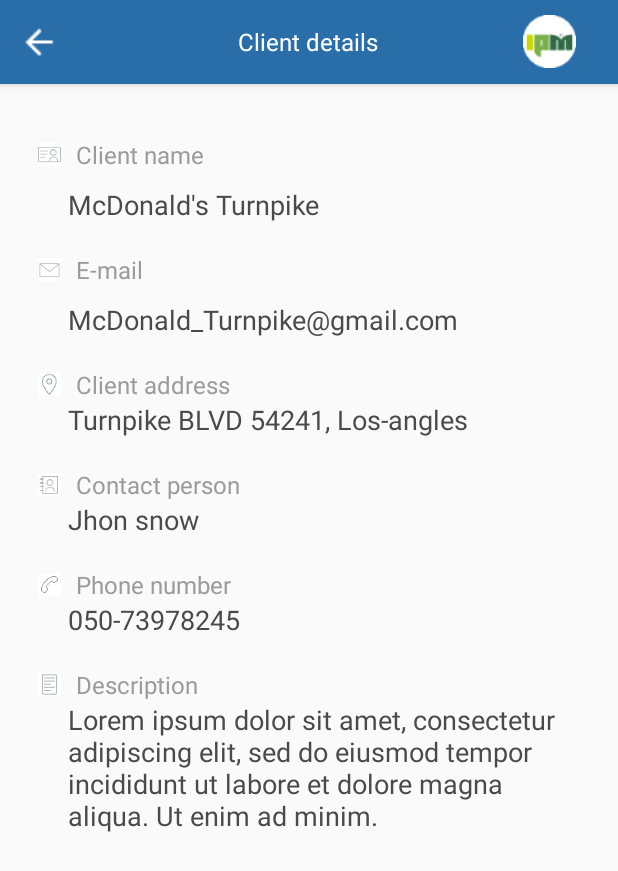
After one commit to shukyisme/android-Ipm_1_7, an Android app: the ClientDetailsActivity screen opened directly, with no data from a screen before it, on a phone screen of 412 x 824 dp. The commit adds this screen. Shown: the top 871 px of the screen. Run offline under Robolectric (Android 15) with nearby library versions, the phone set to English and light mode, and no system bars; our stand-ins replace ButterKnife.

Commit message:
Client details activity

```diff
--- /dev/null
+++ b/app/src/main/java/me/kwik/square/ClientDetailsActivity.java
@@ -0,0 +1,45 @@
+package me.kwik.square;
+
+import android.os.Bundle;
+import android.widget.TextView;
+
+import butterknife.BindView;
+import butterknife.ButterKnife;
+import me.kwik.data.IpmClient;
+
+public class ClientDetailsActivity extends BaseActivity {
+
+    @BindView(R.id.client_details_activity_client_name_TextView)    TextView mClientNameTextView;
+    @BindView(R.id.client_details_activity_client_email_TextView)   TextView mClientEmailTextView;
+    @BindView(R.id.client_details_activity_address_TextView)        TextView mClientAddressTextView;
+    @BindView(R.id.client_details_activity_contact_person_TextView) TextView mContactPersonTextView;
+    @BindView(R.id.client_details_activity_phone_number_TextView)   TextView mPhoneNumberTextView;
+    @BindView(R.id.client_details_activity_description_TextView)    TextView mDescriptionTextView;
+
+    private Application mApp;
+    private String                  mClientId;
+
+    @Override
+    protected void onCreate(Bundle savedInstanceState) {
+        super.onCreate(savedInstanceState);
+        setContentView(R.layout.activity_client_details);
+        mActionBarTitle.setText("Client details");
+        ButterKnife.bind(this);
+        mApp = (Application)getApplication();
+        mClientId = getIntent().getStringExtra("client");
+
+        if(mClientId == null || mClientId.trim().length() == 0){
+            showOneButtonErrorDialog("","Unknown Error, please go back and try again");
+        }else {
+
+            IpmClient client = mApp.getClient(mClientId);
+
+            mClientNameTextView.setText(client.getName());
+            mClientEmailTextView.setText(client.getEmail());
+            mClientAddressTextView.setText("No address for now");
+            mContactPersonTextView.setText(client.getContactName());
+            mPhoneNumberTextView.setText(client.getPhone());
+            mDescriptionTextView.setText(client.getDescription());
+        }
+    }
+}
--- a/app/src/main/java/me/kwik/square/ClientOverviewActivity.java
+++ b/app/src/main/java/me/kwik/square/ClientOverviewActivity.java
@@ -35,6 +35,9 @@
     @BindView(R.id.fab)
     ImageButton mFab;
 
+    @BindView(R.id.client_overview_activity_client_details_three_dots_TextView)
+    TextView mClientDetailsThreeDotsTextView;
+
     private Application             mApp;
     private String                  mClientName;
     private TrapsArrayAdapter       mTrapsAdapter;
@@ -71,6 +74,15 @@
 
         mAddNewTrapLinearLayout.setOnClickListener( mOnAddNewTrapClick);
         mFab.setOnClickListener(mOnAddNewTrapClick);
+
+        mClientDetailsThreeDotsTextView.setOnClickListener(new View.OnClickListener() {
+            @Override
+            public void onClick(View v) {
+                Intent i = new Intent(ClientOverviewActivity.this,ClientDetailsActivity.class);
+                i.putExtra("client",mClientId);
+                startActivity(i);
+            }
+        });
     }
 
     @Override
--- /dev/null
+++ b/app/src/main/res/layout/activity_client_details.xml
@@ -0,0 +1,172 @@
+<?xml version="1.0" encoding="utf-8"?>
+<ScrollView
+    xmlns:android="http://schemas.android.com/apk/res/android"
+    xmlns:tools="http://schemas.android.com/tools"
+    android:fillViewport="true"
+    android:id="@+id/activity_ipm_login"
+    android:layout_width="match_parent"
+    android:layout_height="match_parent">
+    <RelativeLayout
+        android:layout_width="match_parent"
+        android:layout_height="match_parent"
+        android:paddingBottom="@dimen/activity_vertical_margin"
+        android:paddingLeft="25dp"
+        android:paddingRight="25dp"
+        android:paddingTop="@dimen/activity_vertical_margin"
+        tools:context="me.kwik.square.IpmLoginActivity">
+
+        <LinearLayout
+            android:id="@+id/client_details_activity_client_name_layout"
+            android:layout_width="match_parent"
+            android:layout_height="wrap_content"
+            android:layout_marginTop="20dp"
+            android:orientation="vertical">
+            <TextView
+                android:layout_width="match_parent"
+                android:layout_height="wrap_content"
+                android:text="@string/ipm_login_activity_client_name"
+                android:textColor="@color/manatee"
+                android:textSize="@dimen/client_details_labels_text_size"
+                android:drawableStart="@drawable/client_name"
+                android:drawablePadding="10dp"/>
+            <TextView
+                android:id="@+id/client_details_activity_client_name_TextView"
+                android:layout_width="match_parent"
+                android:layout_height="wrap_content"
+                android:textColor="@color/outerspace"
+                android:textSize="@dimen/client_details_values_text_size"
+                android:paddingTop="10dp"
+                android:layout_marginStart="20dp"
+                android:text="McDonald's Turnpike"/>
+        </LinearLayout>
+
+        <LinearLayout
+            android:id="@+id/client_details_activity_client_email_layout"
+            android:layout_width="match_parent"
+            android:layout_height="wrap_content"
+            android:layout_marginTop="20dp"
+            android:orientation="vertical"
+            android:layout_below="@+id/client_details_activity_client_name_layout">
+            <TextView
+                android:layout_width="match_parent"
+                android:layout_height="wrap_content"
+                android:text="E-mail"
+                android:textSize="@dimen/client_details_labels_text_size"
+                android:textColor="@color/manatee"
+                android:drawableStart="@drawable/email_v2"
+                android:drawablePadding="10dp"/>
+            <TextView
+                android:id="@+id/client_details_activity_client_email_TextView"
+                android:layout_width="match_parent"
+                android:layout_height="wrap_content"
+                android:textColor="@color/outerspace"
+                android:paddingTop="10dp"
+                android:layout_marginStart="20dp"
+                android:text="McDonald_Turnpike@gmail.com"
+                android:textSize="@dimen/client_details_values_text_size"/>
+        </LinearLayout>
+
+        <LinearLayout
+            android:id="@+id/client_details_activity_address_layout"
+            android:layout_width="match_parent"
+            android:layout_height="wrap_content"
+            android:orientation="vertical"
+            android:layout_marginTop="20dp"
+            android:layout_below="@+id/client_details_activity_client_email_layout">
+            <TextView
+                android:layout_width="match_parent"
+                android:layout_height="wrap_content"
+                android:text="Client address"
+                android:textSize="@dimen/client_details_labels_text_size"
+                android:textColor="@color/manatee"
+                android:drawableStart="@drawable/rectangle_51"
+                android:drawablePadding="10dp"/>
+            <TextView
+                android:id="@+id/client_details_activity_address_TextView"
+                android:layout_width="match_parent"
+                android:layout_height="wrap_content"
+                android:layout_marginStart="20dp"
+                android:textColor="@color/outerspace"
+                android:text="Turnpike BLVD 54241, Los-angles"
+                android:textSize="@dimen/client_details_values_text_size"/>
+        </LinearLayout>
+
+        <LinearLayout
+            android:id="@+id/client_details_activity_contact_person_LinearLayout"
+            android:layout_width="match_parent"
+            android:layout_height="wrap_content"
+            android:orientation="vertical"
+            android:layout_marginTop="20dp"
+            android:layout_below="@+id/client_details_activity_address_layout">
+            <TextView
+                android:layout_width="match_parent"
+                android:layout_height="wrap_content"
+                android:textColor="@color/manatee"
+                android:text="Contact person"
+                android:textSize="@dimen/client_details_labels_text_size"
+                android:drawableStart="@drawable/contact_person"
+                android:drawablePadding="10dp"/>
+            <TextView
+                android:id="@+id/client_details_activity_contact_person_TextView"
+                android:layout_width="match_parent"
+                android:layout_height="wrap_content"
+                android:layout_marginStart="20dp"
+                android:textColor="@color/outerspace"
+                android:text="Jhon snow"
+                android:textSize="@dimen/client_details_values_text_size"/>
+        </LinearLayout>
+
+        <LinearLayout
+            android:id="@+id/client_details_activity_phone_number_layout"
+            android:layout_width="match_parent"
+            android:layout_height="wrap_content"
+            android:orientation="vertical"
+            android:layout_marginTop="20dp"
+            android:layout_below="@+id/client_details_activity_contact_person_LinearLayout">
+            <TextView
+                android:layout_width="match_parent"
+                android:layout_height="wrap_content"
+                android:text="Phone number"
+                android:textColor="@color/manatee"
+                android:textSize="@dimen/client_details_labels_text_size"
+                android:drawableStart="@drawable/phone_number"
+                android:drawablePadding="10dp"/>
+            <TextView
+                android:id="@+id/client_details_activity_phone_number_TextView"
+                android:layout_width="match_parent"
+                android:layout_height="wrap_content"
+                android:layout_marginStart="20dp"
+                android:textColor="@color/outerspace"
+                android:text="050-73978245"
+                android:textSize="@dimen/client_details_values_text_size"
+                />
+        </LinearLayout>
+
+        <LinearLayout
+            android:id="@+id/client_details_activity_description_layout"
+            android:layout_width="match_parent"
+            android:layout_height="wrap_content"
+            android:orientation="vertical"
+            android:layout_marginTop="20dp"
+            android:layout_below="@+id/client_details_activity_phone_number_layout">
+            <TextView
+                android:layout_width="match_parent"
+                android:layout_height="wrap_content"
+                android:text="Description"
+                android:textColor="@color/manatee"
+                android:textSize="@dimen/client_details_labels_text_size"
+                android:drawableStart="@drawable/rectangle_4"
+                android:drawablePadding="10dp"/>
+            <TextView
+                android:id="@+id/client_details_activity_description_TextView"
+                android:layout_width="match_parent"
+                android:layout_height="wrap_content"
+                android:textColor="@color/outerspace"
+                android:text="Lorem ipsum dolor sit amet, consectetur adipiscing elit, sed do eiusmod tempor incididunt ut labore et dolore magna aliqua. Ut enim ad minim."
+                android:layout_marginStart="20dp"
+                android:textSize="@dimen/client_details_values_text_size"
+                />
+        </LinearLayout>
+
+    </RelativeLayout>
+</ScrollView>
--- a/app/src/main/res/layout/activity_client_overview.xml
+++ b/app/src/main/res/layout/activity_client_overview.xml
@@ -92,6 +92,7 @@
                 android:gravity="center_vertical|start" />
 
             <TextView
+                android:id="@+id/client_overview_activity_client_details_three_dots_TextView"
                 android:layout_width="0dp"
                 android:layout_height="40dp"
                 android:layout_weight="1"
--- a/app/src/main/res/values/dimens.xml
+++ b/app/src/main/res/values/dimens.xml
@@ -9,4 +9,6 @@
     <dimen name="design_navigation_icon_size">18dp</dimen>
     <dimen name="design_navigation_icon_padding">18dp</dimen>
     <dimen name="text_view_17BC10B16746497A8CE1A57258A1A0F6_size">25.0sp</dimen>
+    <dimen name="client_details_labels_text_size">16sp</dimen>
+    <dimen name="client_details_values_text_size">18sp</dimen>
 </resources>
```
Also changed, not shown: app/src/main/AndroidManifest.xml (+8 -4 lines).
